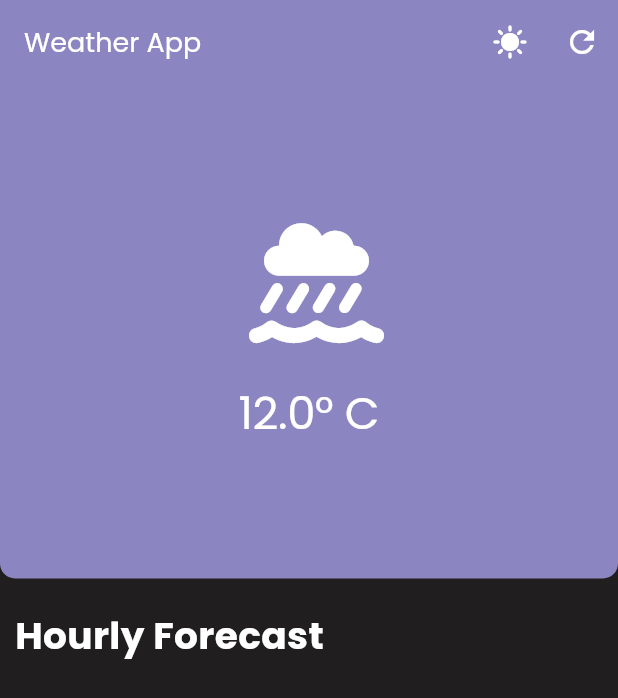
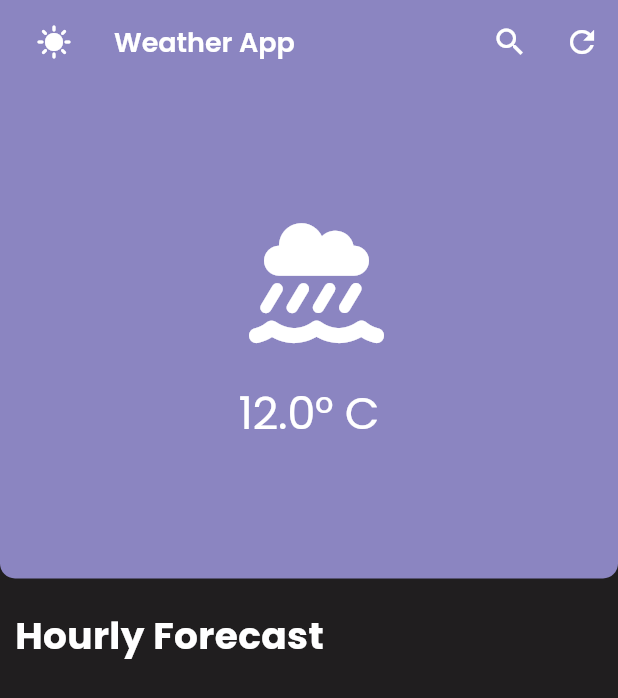
Before and after one commit to ARPAN-DUTTA1/weather_bloc, a Flutter app: the screen it shows after launch, after a tap on the "dark mode" icon, on a phone screen of 412 x 824 dp. Shown: the top 698 px of the screen. Run offline on Flutter 3.47's test engine with Material 3 defaults, Android fonts, the phone set to English and light mode, and no system bars; our stand-ins replace bloc, flutter_animate, flutter_bloc, font_awesome_flutter, go_router.

Commit message:
appbar change little bit

```diff
--- a/lib/screens/weather/widgets/custom_appbar.dart
+++ b/lib/screens/weather/widgets/custom_appbar.dart
@@ -17,12 +17,12 @@ class CustomAppbar extends StatelessWidget {
       stretch: true,
       // expandedHeight: 200,
       // forceMaterialTransparency: true,
-      title: Text(title, style: Theme.of(context).textTheme.displayMedium),
-      centerTitle: false,
-      actions: [
-        BlocBuilder<ThemeBloc, ThemeState>(
-          builder: (context, state) {
-            return IconButton(
+      leadingWidth: 60,
+      leading: BlocBuilder<ThemeBloc, ThemeState>(
+        builder: (context, state) {
+          return Padding(
+            padding: const EdgeInsets.only(left: 12.0),
+            child: IconButton(
               onPressed: () {
                 context.read<ThemeBloc>().add(ToggleThemeEvent());
               },
@@ -31,9 +31,19 @@ class CustomAppbar extends StatelessWidget {
                     ? Icons.dark_mode
                     : Icons.sunny,
               ),
-            );
-          },
-        ),
+            ),
+          );
+        },
+      ),
+      title: Text(
+        title,
+        style: Theme.of(
+          context,
+        ).textTheme.displayMedium!.copyWith(fontWeight: FontWeight.w600),
+      ),
+      centerTitle: false,
+      actions: [
+        IconButton(onPressed: () {}, icon: const Icon(Icons.search)),
         IconButton(onPressed: onRefresh, icon: const Icon(Icons.refresh)),
       ],
     );
--- a/lib/screens/weather/widgets/main_weather_card_widget.dart
+++ b/lib/screens/weather/widgets/main_weather_card_widget.dart
@@ -1,8 +1,5 @@
 // ignore_for_file: public_member_api_docs, sort_constructors_first
-import 'dart:ffi';
-
 import 'package:flutter/material.dart';
-
 class MainWeatherCardWidget extends StatelessWidget {
   final String tempText;
   final Color color;
```
